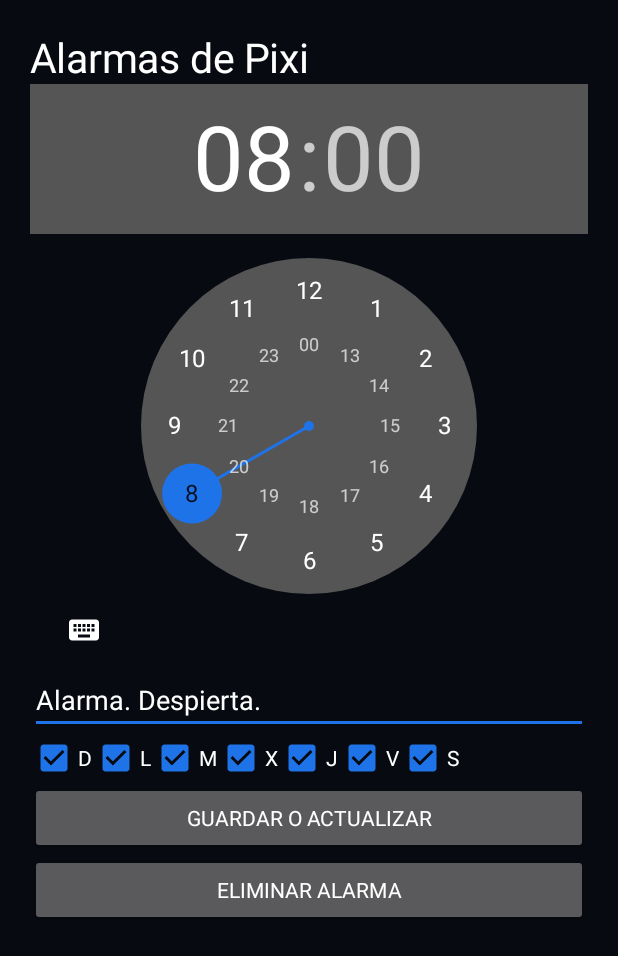
After one commit to gabostorecodex-design/pixi-control, an Android app: the AlarmActivity screen opened directly, with no data from a screen before it, on a phone screen of 412 x 824 dp. The commit adds this screen. Shown: the top 956 px of the screen. Run offline under Robolectric (Android 15) with nearby library versions, the light colour scheme and no system bars.

Commit message:
add synchronized alarms and expression controls

```diff
--- a/pixi-android/app/src/main/AndroidManifest.xml
+++ b/pixi-android/app/src/main/AndroidManifest.xml
@@ -12,10 +12,12 @@
     <uses-permission android:name="android.permission.FOREGROUND_SERVICE_MICROPHONE" />
     <uses-permission android:name="android.permission.WAKE_LOCK" />
     <uses-permission android:name="android.permission.SCHEDULE_EXACT_ALARM" />
+    <uses-permission android:name="android.permission.VIBRATE" />
     <application android:theme="@style/AppTheme" android:label="@string/app_name" android:icon="@drawable/pixi_logo" android:roundIcon="@drawable/pixi_logo" android:allowBackup="false" android:supportsRtl="true">
         <activity android:name=".MainActivity" android:exported="true">
             <intent-filter><action android:name="android.intent.action.MAIN" /><category android:name="android.intent.category.LAUNCHER" /></intent-filter>
         </activity>
+        <activity android:name=".AlarmActivity" android:exported="false" />
         <service android:name=".ConversationService" android:exported="false" android:foregroundServiceType="microphone|connectedDevice" />
         <receiver android:name=".AlarmReceiver" android:exported="false" />
     </application>
--- /dev/null
+++ b/pixi-android/app/src/main/java/com/pixilife/android/AlarmActivity.java
@@ -0,0 +1,15 @@
+package com.pixilife.android;
+
+import android.app.Activity;
+import android.graphics.Color;
+import android.os.Bundle;
+import android.view.View;
+import android.widget.*;
+import java.util.Locale;
+
+public class AlarmActivity extends Activity {
+    private TimePicker time; private EditText text; private final CheckBox[] days=new CheckBox[7];
+    @Override public void onCreate(Bundle b){super.onCreate(b);LinearLayout root=new LinearLayout(this);root.setOrientation(LinearLayout.VERTICAL);root.setPadding(30,30,30,30);root.setBackgroundColor(Color.rgb(7,11,17));TextView title=new TextView(this);title.setText("Alarmas de Pixi");title.setTextSize(27);title.setTextColor(Color.WHITE);root.addView(title);time=new TimePicker(this);time.setIs24HourView(true);root.addView(time);text=new EditText(this);text.setHint("Mensaje de la alarma");text.setTextColor(Color.WHITE);text.setHintTextColor(Color.GRAY);root.addView(text);LinearLayout row=new LinearLayout(this);String[] names={"D","L","M","X","J","V","S"};for(int i=0;i<7;i++){days[i]=new CheckBox(this);days[i].setText(names[i]);days[i].setTextColor(Color.WHITE);row.addView(days[i]);}root.addView(row);Button save=new Button(this);save.setText("Guardar o actualizar");save.setOnClickListener(v->save());root.addView(save);Button delete=new Button(this);delete.setText("Eliminar alarma");delete.setOnClickListener(v->{AlarmReceiver.cancel(this,22622);getSharedPreferences("alarms",MODE_PRIVATE).edit().clear().apply();Toast.makeText(this,"Alarma eliminada",Toast.LENGTH_SHORT).show();});root.addView(delete);setContentView(root);load();}
+    private void load(){android.content.SharedPreferences p=getSharedPreferences("alarms",MODE_PRIVATE);time.setHour(p.getInt("hour",8));time.setMinute(p.getInt("minute",0));text.setText(p.getString("text","Alarma. Despierta."));int mask=p.getInt("days",127);for(int i=0;i<7;i++)days[i].setChecked((mask&(1<<i))!=0);}
+    private void save(){int mask=0;for(int i=0;i<7;i++)if(days[i].isChecked())mask|=1<<i;if(mask==0)mask=127;String message=text.getText().toString().trim();if(message.isEmpty())message="Alarma. Despierta.";getSharedPreferences("alarms",MODE_PRIVATE).edit().putInt("hour",time.getHour()).putInt("minute",time.getMinute()).putInt("days",mask).putString("text",message).apply();AlarmReceiver.schedule(this,22622,time.getHour(),time.getMinute(),mask,message);Toast.makeText(this,String.format(Locale.US,"Alarma %02d:%02d guardada",time.getHour(),time.getMinute()),Toast.LENGTH_SHORT).show();}
+}
--- a/pixi-android/app/src/main/java/com/pixilife/android/ConversationService.java
+++ b/pixi-android/app/src/main/java/com/pixilife/android/ConversationService.java
@@ -55,6 +55,7 @@ public class ConversationService extends Service implements TextToSpeech.OnInitL
     public static final String ACTION_SPEAK = "com.pixilife.android.SPEAK";
     public static final String ACTION_VOICE_TOGGLE = "com.pixilife.android.VOICE_TOGGLE";
     public static final String ACTION_ALARM = "com.pixilife.android.ALARM";
+    public static final String ACTION_GAZE = "com.pixilife.android.GAZE";
     private static final String SERVICE_UUID = "6e400001-b5a3-f393-e0a9-e50e24dcca9e";
     private static final String RX_UUID = "6e400002-b5a3-f393-e0a9-e50e24dcca9e";
     private static final String TX_UUID = "6e400003-b5a3-f393-e0a9-e50e24dcca9e";
@@ -85,7 +86,8 @@ public class ConversationService extends Service implements TextToSpeech.OnInitL
         else if (ACTION_FACE.equals(action)) { String face = String.valueOf(intent.getStringExtra("text")); sendLine("@face:" + face); speak(facePhrase(face)); }
         else if (ACTION_SPEAK.equals(action)) speak(String.valueOf(intent.getStringExtra("text")));
         else if (ACTION_VOICE_TOGGLE.equals(action)) { voiceEnabled = !voiceEnabled; getSharedPreferences("pixi", MODE_PRIVATE).edit().putBoolean("voice_enabled", voiceEnabled).apply(); emit("voice", voiceEnabled ? "on" : "off"); if (!voiceEnabled && tts != null) tts.stop(); }
-        else if (ACTION_ALARM.equals(action)) { sendLine("@face:shocked"); sendLine("@emotion:surprised"); emit("reply", "Alarma: despierta."); speak("Alarma. Despierta."); }
+        else if (ACTION_ALARM.equals(action)) { String alarmText=intent.getStringExtra("text"); if(TextUtils.isEmpty(alarmText))alarmText="Alarma. Despierta."; sendLine("@alarm-ring:"+alarmText); emit("reply", alarmText); speak(alarmText); }
+        else if (ACTION_GAZE.equals(action)) sendLine("@gaze:"+intent.getStringExtra("text"));
         return START_STICKY;
     }
 
```
Also changed, not shown: pixi-android/app/src/main/java/com/pixilife/android/AlarmReceiver.java (+9 -1 lines), pixi-android/app/src/main/java/com/pixilife/android/MainActivity.java (+1 -0 lines), 1 other file.
